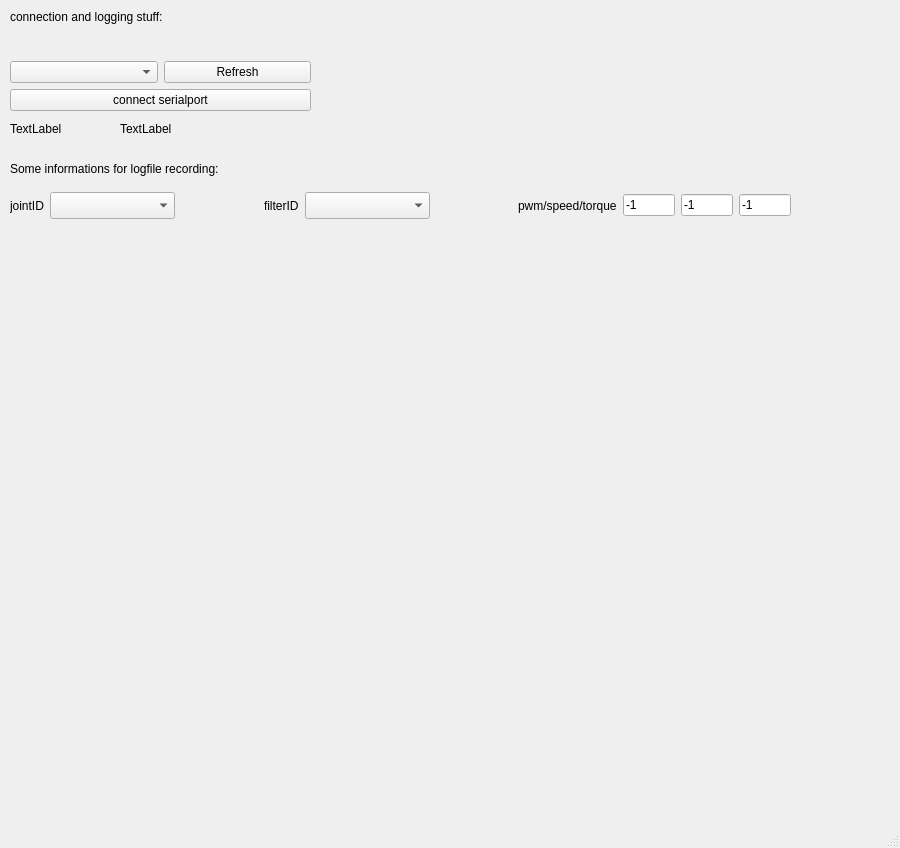
marvin2k/guibabel, file gui.ui: the form before one commit.
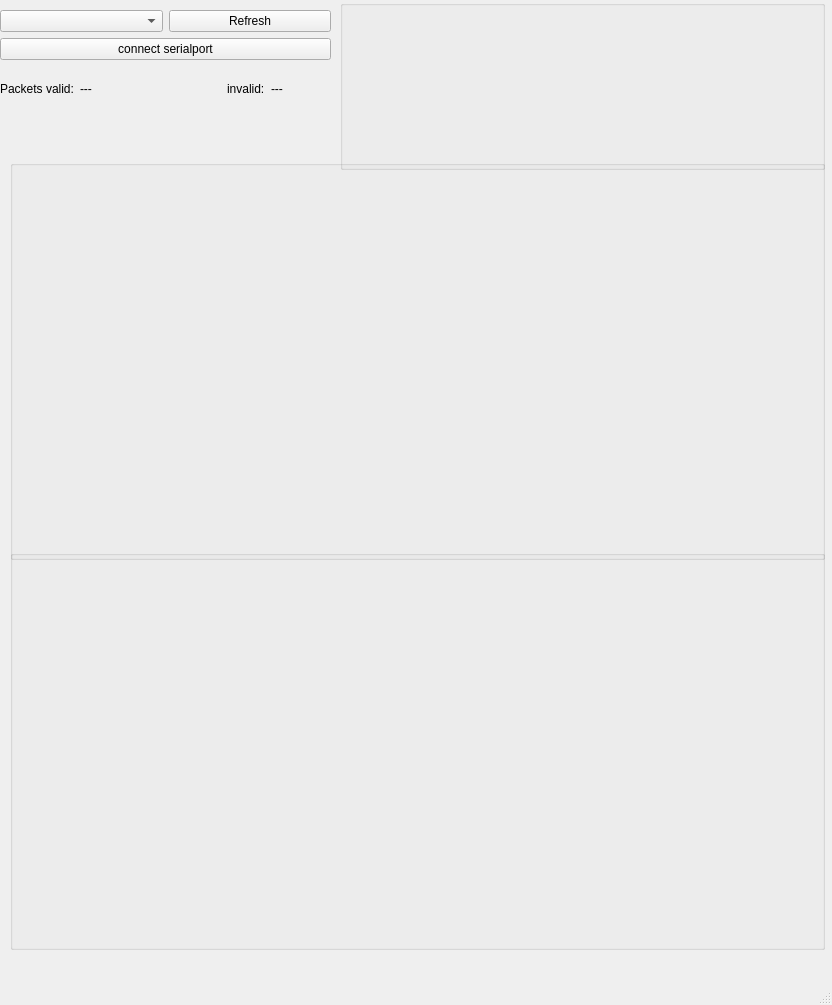
The form after the commit.

Diff of the .ui file:
```diff
--- a/gui.ui
+++ b/gui.ui
@@ -6,8 +6,8 @@
    <rect>
     <x>0</x>
     <y>0</y>
-    <width>900</width>
-    <height>848</height>
+    <width>832</width>
+    <height>1005</height>
    </rect>
   </property>
   <property name="sizePolicy">
@@ -35,33 +35,13 @@
    <widget class="QWidget" name="verticalLayoutWidget">
     <property name="geometry">
      <rect>
-      <x>10</x>
+      <x>0</x>
       <y>10</y>
-      <width>301</width>
+      <width>331</width>
       <height>101</height>
      </rect>
     </property>
     <layout class="QVBoxLayout" name="verticalLayout">
-     <item>
-      <widget class="QLabel" name="label_2">
-       <property name="text">
-        <string>connection and logging stuff:</string>
-       </property>
-      </widget>
-     </item>
-     <item>
-      <spacer name="verticalSpacer_2">
-       <property name="orientation">
-        <enum>Qt::Vertical</enum>
-       </property>
-       <property name="sizeHint" stdset="0">
-        <size>
-         <width>20</width>
-         <height>40</height>
-        </size>
-       </property>
-      </spacer>
-     </item>
      <item>
       <layout class="QHBoxLayout" name="horizontalLayout">
        <item>
@@ -83,234 +63,99 @@
        </property>
       </widget>
      </item>
-    </layout>
-   </widget>
-   <widget class="QWidget" name="horizontalLayoutWidget">
-    <property name="geometry">
-     <rect>
-      <x>10</x>
-      <y>190</y>
-      <width>781</width>
-      <height>31</height>
-     </rect>
-    </property>
-    <layout class="QHBoxLayout" name="horizontalLayout_10">
      <item>
-      <widget class="QLabel" name="label_9">
-       <property name="text">
-        <string>jointID</string>
-       </property>
-      </widget>
+      <layout class="QHBoxLayout" name="horizontalLayout_2">
+       <item>
+        <widget class="QLabel" name="label">
+         <property name="text">
+          <string>Packets valid:</string>
+         </property>
+        </widget>
+       </item>
+       <item>
+        <widget class="QLabel" name="lab_valid">
+         <property name="minimumSize">
+          <size>
+           <width>100</width>
+           <height>0</height>
+          </size>
+         </property>
+         <property name="text">
+          <string>---</string>
+         </property>
+        </widget>
+       </item>
+       <item>
+        <spacer name="horizontalSpacer">
+         <property name="orientation">
+          <enum>Qt::Horizontal</enum>
+         </property>
+         <property name="sizeHint" stdset="0">
+          <size>
+           <width>40</width>
+           <height>20</height>
+          </size>
+         </property>
+        </spacer>
+       </item>
+       <item>
+        <widget class="QLabel" name="label_3">
+         <property name="text">
+          <string>invalid:</string>
+         </property>
+        </widget>
+       </item>
+       <item>
+        <widget class="QLabel" name="lab_invalid">
+         <property name="minimumSize">
+          <size>
+           <width>60</width>
+           <height>0</height>
+          </size>
+         </property>
+         <property name="text">
+          <string>---</string>
+         </property>
+        </widget>
+       </item>
+      </layout>
      </item>
-     <item>
-      <widget class="QComboBox" name="cbx_jointID">
-       <property name="sizePolicy">
-        <sizepolicy hsizetype="Preferred" vsizetype="Fixed">
-         <horstretch>0</horstretch>
-         <verstretch>200</verstretch>
-        </sizepolicy>
-       </property>
-       <property name="minimumSize">
-        <size>
-         <width>125</width>
-         <height>0</height>
-        </size>
-       </property>
-       <property name="maximumSize">
-        <size>
-         <width>150</width>
-         <height>27</height>
-        </size>
-       </property>
-      </widget>
-     </item>
-     <item>
-      <spacer name="horizontalSpacer_7">
-       <property name="orientation">
-        <enum>Qt::Horizontal</enum>
-       </property>
-       <property name="sizeHint" stdset="0">
-        <size>
-         <width>40</width>
-         <height>20</height>
-        </size>
-       </property>
-      </spacer>
-     </item>
-     <item>
-      <widget class="QLabel" name="label_10">
-       <property name="text">
-        <string>filterID</string>
-       </property>
-      </widget>
-     </item>
-     <item>
-      <widget class="QComboBox" name="cbx_filterID">
-       <property name="enabled">
-        <bool>true</bool>
-       </property>
-       <property name="sizePolicy">
-        <sizepolicy hsizetype="Fixed" vsizetype="Fixed">
-         <horstretch>0</horstretch>
-         <verstretch>0</verstretch>
-        </sizepolicy>
-       </property>
-       <property name="minimumSize">
-        <size>
-         <width>125</width>
-         <height>0</height>
-        </size>
-       </property>
-       <property name="maximumSize">
-        <size>
-         <width>150</width>
-         <height>27</height>
-        </size>
-       </property>
-      </widget>
-     </item>
-     <item>
-      <spacer name="horizontalSpacer_8">
-       <property name="orientation">
-        <enum>Qt::Horizontal</enum>
-       </property>
-       <property name="sizeHint" stdset="0">
-        <size>
-         <width>40</width>
-         <height>20</height>
-        </size>
-       </property>
-      </spacer>
-     </item>
-     <item>
-      <widget class="QLabel" name="label_12">
-       <property name="text">
-        <string>pwm/speed/torque</string>
-       </property>
-      </widget>
-     </item>
-     <item>
-      <widget class="QLineEdit" name="le_pwm">
-       <property name="sizePolicy">
-        <sizepolicy hsizetype="Fixed" vsizetype="Fixed">
-         <horstretch>0</horstretch>
-         <verstretch>100</verstretch>
-        </sizepolicy>
-       </property>
-       <property name="maximumSize">
-        <size>
-         <width>52</width>
-         <height>16777215</height>
-        </size>
-       </property>
-       <property name="text">
-        <string>-1</string>
-       </property>
-      </widget>
-     </item>
-     <item>
-      <widget class="QLineEdit" name="le_speed">
-       <property name="sizePolicy">
-        <sizepolicy hsizetype="Fixed" vsizetype="Fixed">
-         <horstretch>0</horstretch>
-         <verstretch>100</verstretch>
-        </sizepolicy>
-       </property>
-       <property name="maximumSize">
-        <size>
-         <width>52</width>
-         <height>16777215</height>
-        </size>
-       </property>
-       <property name="text">
-        <string>-1</string>
-       </property>
-      </widget>
-     </item>
-     <item>
-      <widget class="QLineEdit" name="le_torque">
-       <property name="sizePolicy">
-        <sizepolicy hsizetype="Fixed" vsizetype="Fixed">
-         <horstretch>0</horstretch>
-         <verstretch>100</verstretch>
-        </sizepolicy>
-       </property>
-       <property name="maximumSize">
-        <size>
-         <width>52</width>
-         <height>16777215</height>
-        </size>
-       </property>
-       <property name="text">
-        <string>-1</string>
-       </property>
-      </widget>
-     </item>
     </layout>
    </widget>
-   <widget class="QLabel" name="label_14">
+   <widget class="QGroupBox" name="groupBox_logger">
     <property name="geometry">
      <rect>
-      <x>10</x>
-      <y>160</y>
-      <width>291</width>
-      <height>18</height>
-     </rect>
-    </property>
-    <property name="text">
-     <string>Some informations for logfile recording:</string>
-    </property>
-   </widget>
-   <widget class="QWidget" name="widget_logger" native="true">
-    <property name="geometry">
-     <rect>
-      <x>320</x>
-      <y>10</y>
-      <width>571</width>
-      <height>171</height>
+      <x>340</x>
+      <y>0</y>
+      <width>485</width>
+      <height>170</height>
      </rect>
     </property>
     <property name="minimumSize">
      <size>
-      <width>491</width>
-      <height>171</height>
+      <width>485</width>
+      <height>170</height>
      </size>
     </property>
    </widget>
-   <widget class="QWidget" name="widget_plotter" native="true">
+   <widget class="QGroupBox" name="groupBox_plotter">
     <property name="geometry">
      <rect>
       <x>10</x>
-      <y>230</y>
-      <width>880</width>
-      <height>560</height>
+      <y>160</y>
+      <width>815</width>
+      <height>400</height>
      </rect>
     </property>
    </widget>
-   <widget class="QLabel" name="lab_valid">
+   <widget class="QGroupBox" name="groupBox_fft">
     <property name="geometry">
      <rect>
       <x>10</x>
-      <y>120</y>
-      <width>62</width>
-      <height>17</height>
+      <y>550</y>
+      <width>815</width>
+      <height>400</height>
      </rect>
-    </property>
-    <property name="text">
-     <string>TextLabel</string>
-    </property>
-   </widget>
-   <widget class="QLabel" name="lab_invalid">
-    <property name="geometry">
-     <rect>
-      <x>120</x>
-      <y>120</y>
-      <width>62</width>
-      <height>17</height>
-     </rect>
-    </property>
-    <property name="text">
-     <string>TextLabel</string>
     </property>
    </widget>
   </widget>
```
Left out of the diff: 4 changed lines with no effect on the pictures.
